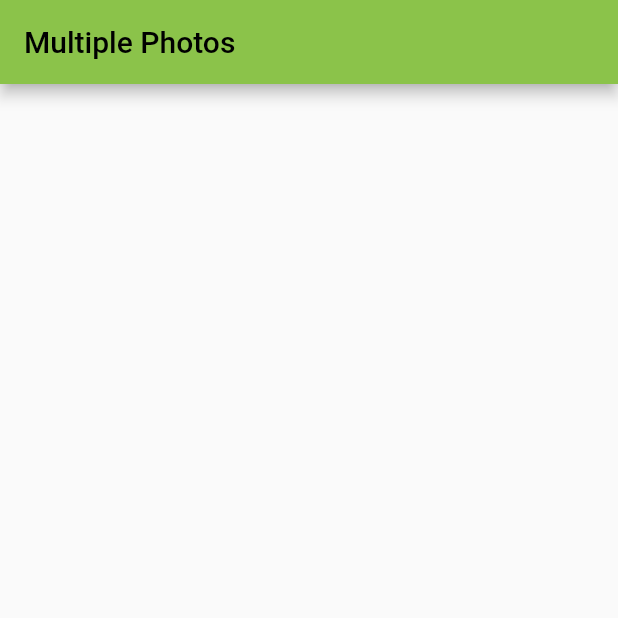
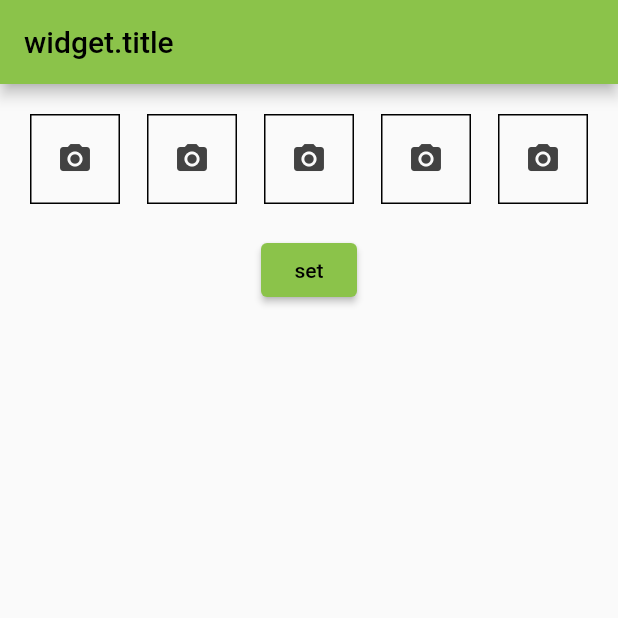
Before and after one commit to yabamiyaba/flutter_multi_photo, a Flutter app: the screen it shows after launch, on a phone screen of 412 x 824 dp, the top half of it. Run offline on Flutter 3.47's test engine with Material 2 defaults, Android fonts, the phone set to English and light mode, and no system bars; our stand-ins replace image_picker.

Commit message:
[add]#1 listview

```diff
--- a/lib/main.dart
+++ b/lib/main.dart
@@ -1,4 +1,5 @@
 import 'package:flutter/material.dart';
+import 'package:select_multiple_photos/screens/image_view_screen.dart';
 
 void main() {
   runApp(const MyApp());
@@ -31,10 +32,6 @@ class MyHomePage extends StatefulWidget {
 class _MyHomePageState extends State<MyHomePage> {
   @override
   Widget build(BuildContext context) {
-    return Scaffold(
-        appBar: AppBar(
-          title: Text(widget.title),
-        ),
-        body: const Center());
+    return const ImageViewScreen();
   }
 }
--- /dev/null
+++ b/lib/screens/image_view_screen.dart
@@ -0,0 +1,99 @@
+import 'package:flutter/material.dart';
+import 'package:flutter/src/widgets/container.dart';
+import 'package:flutter/src/widgets/framework.dart';
+import 'package:image_picker/image_picker.dart';
+
+class ImageViewScreen extends StatefulWidget {
+  const ImageViewScreen({super.key});
+
+  @override
+  State<ImageViewScreen> createState() => _ImageViewScreenState();
+}
+
+class _ImageViewScreenState extends State<ImageViewScreen> {
+  final ImagePicker imagePicker = ImagePicker();
+
+  @override
+  Widget build(BuildContext context) {
+    return Scaffold(
+        appBar: AppBar(
+          title: const Text('widget.title'),
+        ),
+        body: Center(
+          child: Column(children: [
+            Row(
+              children: const [
+                Spacer(),
+                SizedBox(height: 100, child: ImageBox()),
+                Spacer(),
+              ],
+            ),
+            ElevatedButton(
+              onPressed: () {},
+              child: const Text('set'),
+            )
+          ]),
+        ));
+  }
+}
+
+class ImageBox extends StatelessWidget {
+  const ImageBox({
+    Key? key,
+  }) : super(key: key);
+
+  @override
+  Widget build(BuildContext context) {
+    return ListView.builder(
+      shrinkWrap: true,
+      //physics: const NeverScrollableScrollPhysics(),
+      itemBuilder: ((context, index) {
+        return Padding(
+          padding: const EdgeInsets.all(9),
+          child: Center(
+            child: Container(
+                decoration: const BoxDecoration(
+                  border: Border(
+                    left: BorderSide(
+                      color: Colors.black,
+                      width: 1,
+                    ),
+                    top: BorderSide(
+                      color: Colors.black,
+                      width: 1,
+                    ),
+                    right: BorderSide(
+                      color: Colors.black,
+                      width: 1,
+                    ),
+                    bottom: BorderSide(
+                      color: Colors.black,
+                      width: 1,
+                    ),
+                  ),
+                ),
+                height: 60,
+                width: 60,
+                child: Icon(
+                  Icons.camera_alt,
+                  color: Colors.grey[800],
+                )
+
+                // images == null
+                //     ? Icon(
+                //         Icons.camera_alt,
+                //         color: Colors.grey[800],
+                //       )
+                //     : Icon(
+                //         Icons.camera_alt,
+                //         color: Colors.grey[800],
+                //       ) //Image.file(images[index].path),
+                ),
+          ),
+        );
+      }),
+      itemCount: 5,
+      scrollDirection: Axis.horizontal,
+    );
+  }
+}
--- a/pubspec.yaml
+++ b/pubspec.yaml
@@ -36,6 +36,7 @@ dependencies:
   # The following adds the Cupertino Icons font to your application.
   # Use with the CupertinoIcons class for iOS style icons.
   cupertino_icons: ^1.0.2
+  image_picker: ^0.8.6
 
 dev_dependencies:
   flutter_test:
```
Also changed, not shown: pubspec.lock, 6 other files.
